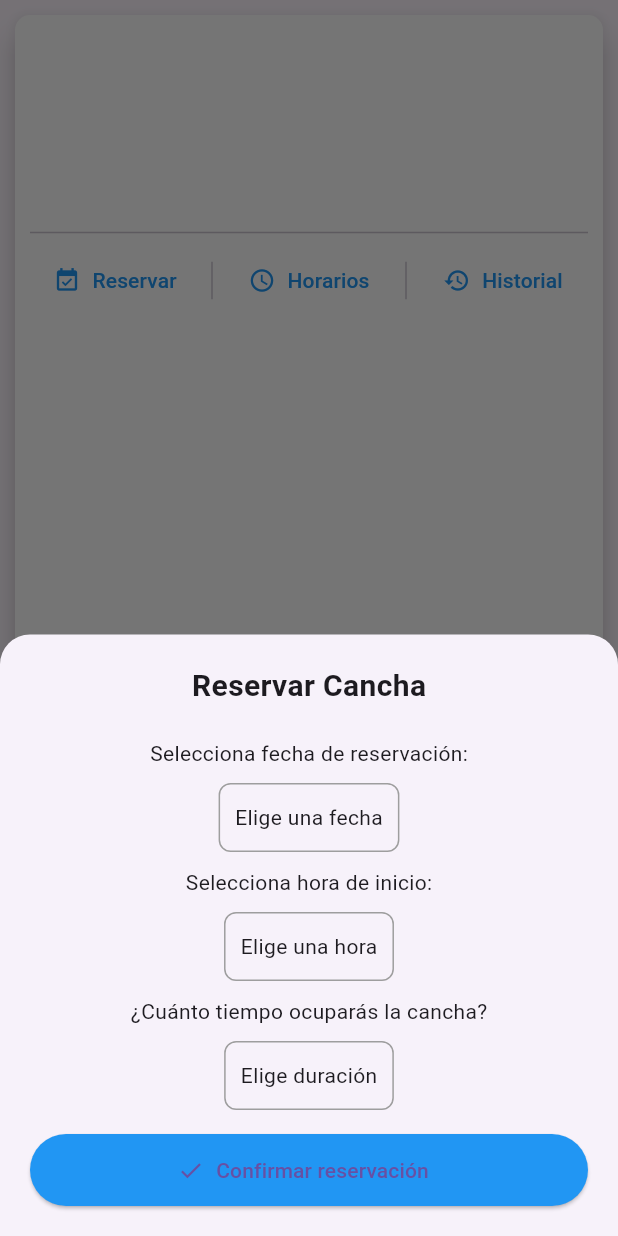
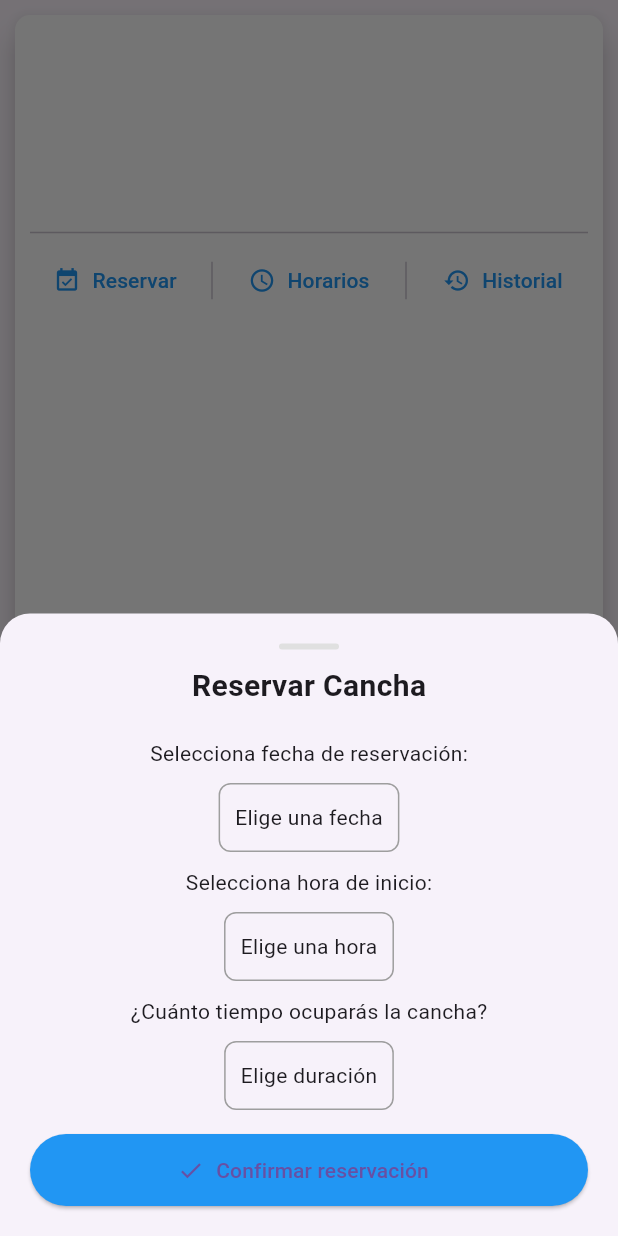
Before and after one commit to MaikollEnamorado/proyecto_lenguaje_de_programacion, a Flutter app: the ItemSportField widget shown alone on an empty page, opened directly with empty values, after a tap on "Reservar", on a phone screen of 412 x 824 dp. Run offline on Flutter 3.47's test engine with Material 3 defaults, Android fonts, the phone set to English and light mode, and no system bars; our stand-ins replace go_router; network calls fail.

Commit message:
Se cambio de nombre al archivo reservation por sport_button ("A este archivo se la agrego la funcion mostrarHorariosCancha") y  se creo el widget item_schedule_sheet

```diff
--- a/lib/data/sports_fields_income.dart
+++ b/lib/data/sports_fields_income.dart
@@ -17,7 +17,8 @@ const List<Map<String, dynamic>> sportsFieldsIncome = [
     'nombre': 'Cancha Fercho',
     'tipo': 'Tenis',
     'ubicacion': 'Colonia Las Palmas',
-    'imagenes': ['']
+    'imagenes': [],
+    'horarios': ['']
 
   },
   {
--- a/lib/src/view/sport_field_page.dart
+++ b/lib/src/view/sport_field_page.dart
@@ -26,7 +26,8 @@ class SportFieldPage extends StatelessWidget {
             nombre: cancha['nombre'],
             tipo: cancha['tipo'],
             ubicacion: cancha['ubicacion'],
-            imagenes: cancha['imagenes'],
+            imagenes: cancha['imagenes'] is List<String> ? cancha['imagenes'] : [''], // Asegurarse de que sea una lista de cadenas
+            horarios: cancha['horarios'] is List<String> ? cancha['horarios'] : [''], // Asegurarse de que sea una lista de cadenas
           );
         }
       )
--- a/lib/src/widget/item_reservation_form.dart
+++ b/lib/src/widget/item_reservation_form.dart
@@ -66,6 +66,17 @@ class _ReservationFormState extends State<ReservationForm> {
       children: [
         Column(
           children: [
+            Center(
+                child: Container(
+                  width: 40,
+                  height: 4,
+                  margin: EdgeInsets.only(bottom: 10),
+                  decoration: BoxDecoration(
+                    color: Colors.grey[300],
+                    borderRadius: BorderRadius.circular(4),
+                  ),
+                ),
+              ),
             Center(
               child: Text(
                 'Reservar Cancha',
--- a/lib/src/widget/item_sport_field.dart
+++ b/lib/src/widget/item_sport_field.dart
@@ -1,5 +1,5 @@
 import 'package:flutter/material.dart';
-import 'package:reservacion_de_canchas_deportivas/data/reservation.dart';
+import 'package:reservacion_de_canchas_deportivas/data/sport_button.dart';
 import 'package:reservacion_de_canchas_deportivas/src/widget/item_text_button.dart';
 class ItemSportField extends StatelessWidget {
   const ItemSportField(
@@ -7,17 +7,19 @@ class ItemSportField extends StatelessWidget {
     required this.nombre,
     required this.tipo,
     required this.ubicacion,
-    this.imagenes
+    this.imagenes,
+    this.horarios,
     });
 
   final String nombre;
   final String tipo;
   final String ubicacion;
   final List<String>? imagenes;
-
+  final List<String>? horarios;
   @override
   Widget build(BuildContext context) {
     final imagenesValidas = imagenes?.where((img) => img.trim().isNotEmpty).toList() ?? [];
+
     double screenwidth = MediaQuery.of(context).size.width;
     double imageWidth = screenwidth * 0.3;
     return Container(
@@ -86,7 +88,13 @@ class ItemSportField extends StatelessWidget {
                     ItemTextButton(
                       label: 'Horarios',
                       icon: Icons.schedule,
-                      onPressed: () {}),
+                      onPressed: () => mostrarHorariosCancha(
+                        context,
+                        nombre,
+                        horarios ?? [],
+
+                      ),
+                    ),
                     SizedBox(
                       height: 25,
                       child: VerticalDivider()),
```
Also changed, not shown: lib/data/sport_button.dart (renamed from lib/data/reservation.dart, +15 -0 lines), lib/src/widget/item_schedule_sheet.dart (added, +70 -0 lines), 2 other files.
